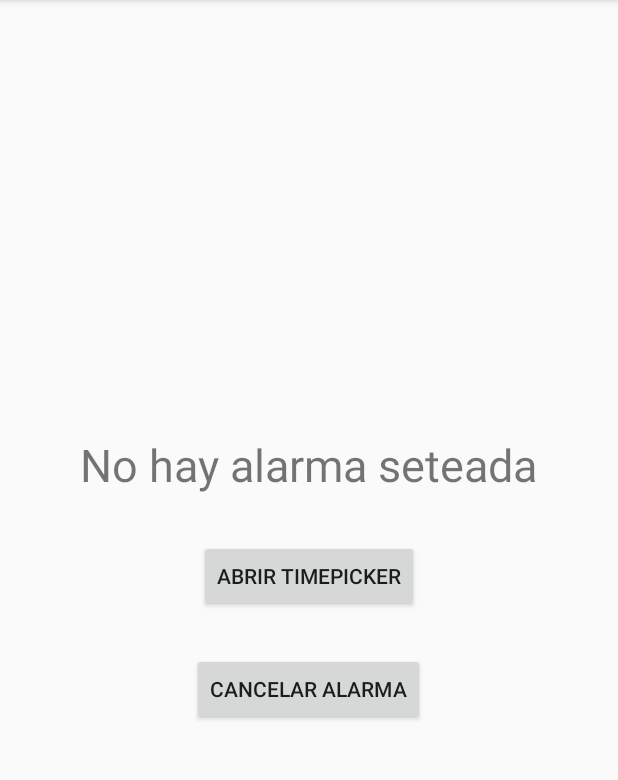
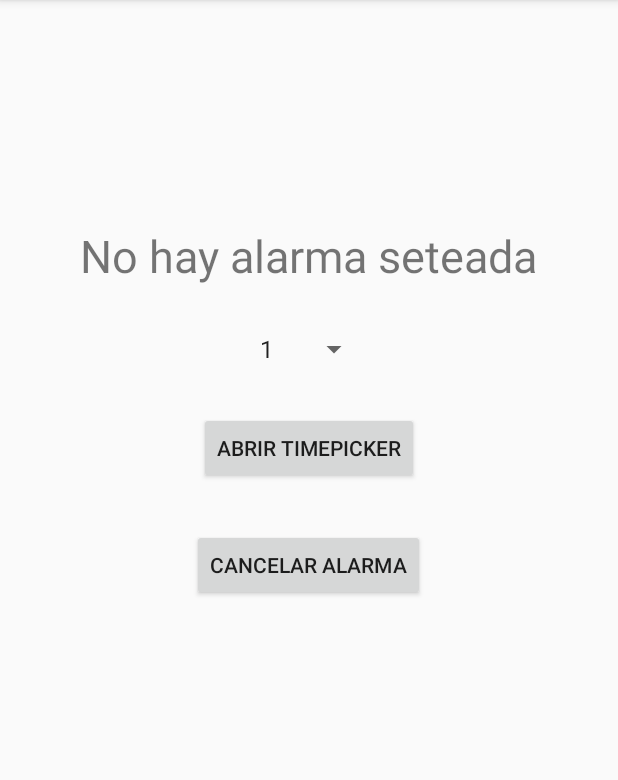
Before and after one commit to jtmlmass/RandomAlarm, an Android app: the screen it shows after launch (MainActivity), on a phone screen of 412 x 824 dp, the part 84-864 px from its top. Run offline under Robolectric (Android 15) with nearby library versions, the phone set to English and light mode, and no system bars.

Commit message:
Soporte de Rango aleatorio

```diff
--- a/app/src/main/java/com/example/randomalarm/MainActivity.java
+++ b/app/src/main/java/com/example/randomalarm/MainActivity.java
@@ -7,7 +7,9 @@ import android.content.Context;
 import android.content.Intent;
 import android.os.Bundle;
 import android.view.View;
+import android.widget.ArrayAdapter;
 import android.widget.Button;
+import android.widget.Spinner;
 import android.widget.TextView;
 import android.widget.TimePicker;
 
@@ -15,17 +17,32 @@ import androidx.appcompat.app.AppCompatActivity;
 import androidx.fragment.app.DialogFragment;
 
 import java.text.DateFormat;
+import java.util.ArrayList;
 import java.util.Calendar;
+import java.util.Random;
 
 public class MainActivity extends AppCompatActivity implements TimePickerDialog.OnTimeSetListener {
     private TextView mTextView;
+    private Spinner spinnerRangos;
 
     @Override
     protected void onCreate(Bundle savedInstanceState) {
         super.onCreate(savedInstanceState);
         setContentView(R.layout.activity_main);
 
-        mTextView = findViewById(R.id.textView);
+        //Spinner
+        spinnerRangos = (Spinner) findViewById(R.id.spinner_rango);
+        ArrayList<Integer> rangos  = new ArrayList<Integer>();
+        rangos.add(1);
+        rangos.add(5);
+        rangos.add(10);
+        rangos.add(25);
+        ArrayAdapter<Integer> dataAdapterRangos = new ArrayAdapter<>(this, android.R.layout.simple_spinner_item, rangos);
+        dataAdapterRangos.setDropDownViewResource(android.R.layout.simple_spinner_dropdown_item);
+        spinnerRangos.setAdapter(dataAdapterRangos);
+
+        //TextView
+        mTextView = findViewById(R.id.text_state);
 
         Button buttonTimePicker = findViewById(R.id.button_timepicker);
         buttonTimePicker.setOnClickListener(new View.OnClickListener() {
@@ -51,13 +68,19 @@ public class MainActivity extends AppCompatActivity implements TimePickerDialog.
         c.set(Calendar.HOUR_OF_DAY, hourOfDay);
         c.set(Calendar.MINUTE, minute);
         c.set(Calendar.SECOND, 0);
-
+        int rango = Integer.parseInt(this.spinnerRangos.getSelectedItem().toString());
+        int operator = this.getRandomNumberInRange(0, rango);
+        if(Math.random() < 0.5){
+            c.add(Calendar.MINUTE, operator);
+        }else{
+            c.add(Calendar.MINUTE, -operator);
+        }
         updateTimeText(c);
         startAlarm(c);
     }
 
     private void updateTimeText(Calendar c) {
-        String timeText = "Alarm set for: ";
+        String timeText = "Alarma para: ";
         timeText += DateFormat.getTimeInstance(DateFormat.SHORT).format(c.getTime());
 
         mTextView.setText(timeText);
@@ -83,4 +106,14 @@ public class MainActivity extends AppCompatActivity implements TimePickerDialog.
         alarmManager.cancel(pendingIntent);
         mTextView.setText("Alarm canceled");
     }
+
+    private int getRandomNumberInRange(int min, int max) {
+
+        if (min >= max) {
+            throw new IllegalArgumentException("max must be greater than min");
+        }
+
+        Random r = new Random();
+        return r.nextInt((max - min) + 1) + min;
+    }
 }
--- a/app/src/main/res/layout/activity_main.xml
+++ b/app/src/main/res/layout/activity_main.xml
@@ -6,31 +6,42 @@
     android:layout_height="match_parent"
     tools:context="com.example.randomalarm.MainActivity">
 
+    <LinearLayout
+        android:layout_width="match_parent"
+        android:layout_height="match_parent"
+        android:orientation="vertical">
+
         <TextView
-        android:id="@+id/textView"
+            android:id="@+id/text_state"
             android:layout_width="wrap_content"
             android:layout_height="wrap_content"
-        android:layout_above="@id/button_timepicker"
-        android:layout_centerHorizontal="true"
+            android:layout_gravity="center"
+            android:layout_marginTop="150dp"
             android:layout_marginBottom="30dp"
             android:text="@string/no_alarma"
             android:textSize="30sp" />
+
+        <Spinner
+            android:id="@+id/spinner_rango"
+            android:layout_width="wrap_content"
+            android:layout_height="wrap_content"
+            android:layout_gravity="center" />
 
         <Button
             android:id="@+id/button_timepicker"
             android:layout_width="wrap_content"
             android:layout_height="wrap_content"
-        android:layout_centerHorizontal="true"
-        android:layout_centerVertical="true"
+            android:layout_gravity="center"
+            android:layout_marginTop="30dp"
             android:text="@string/abrir_time_picker" />
 
         <Button
             android:id="@+id/button_cancel"
             android:layout_width="wrap_content"
             android:layout_height="wrap_content"
-        android:layout_below="@id/button_timepicker"
-        android:layout_centerHorizontal="true"
-        android:layout_marginTop="27dp"
+            android:layout_gravity="center"
+            android:layout_marginTop="30dp"
             android:text="@string/cancelar_alarma" />
+    </LinearLayout>
 
 </RelativeLayout>
```
Lines whose indentation alone changed are shown as unchanged.
